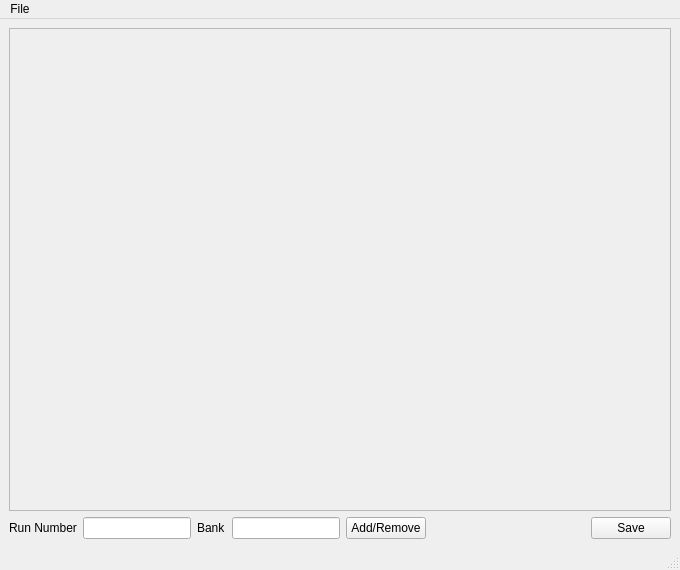
This is designer/SimpleReducedDataView.ui in neutrons/PyVDrive as Qt 5 draws it before an edit. The edited form follows.
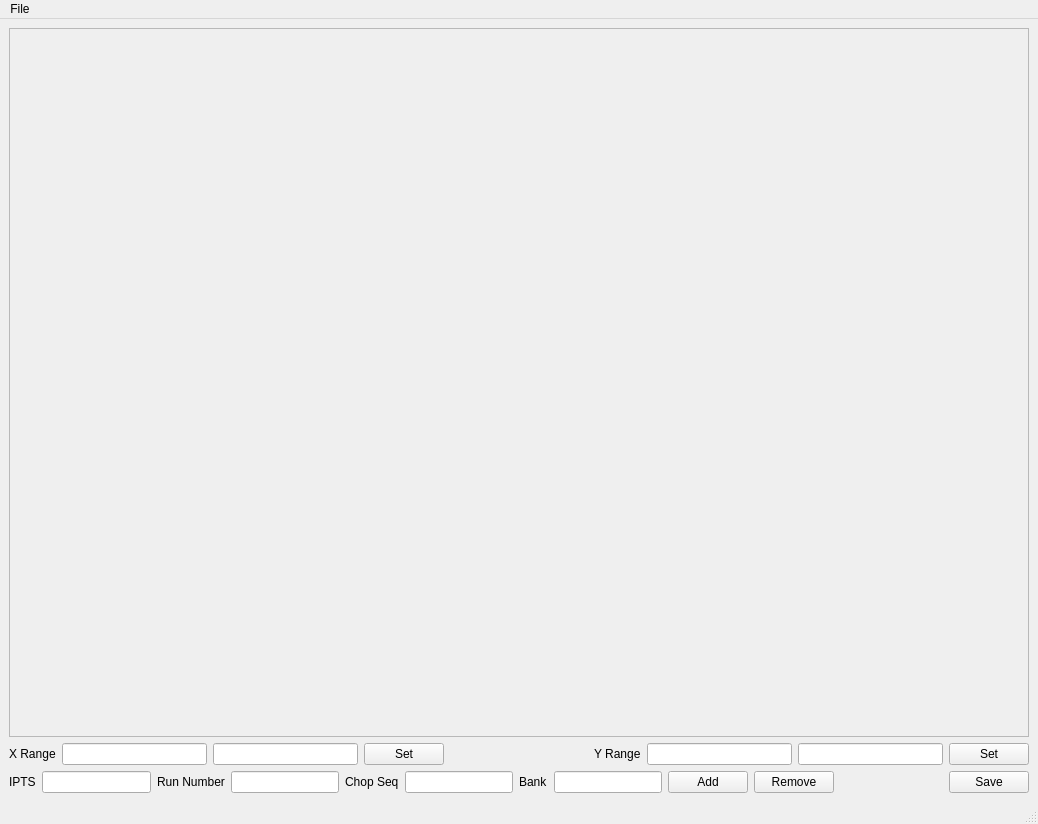
This is the edited form.

Commit message:
Refs #191 and #194.  Tried to fix a few issues reported by Yan and be implementing simple 1D view.
./interface/LogPickerWindow.py:637:        # TODO - TODAY - Test - logNames.size() ...
./interface/atomic_data_viewers.py:73:    # TODO - TODAY 191 - Test new feature
./interface/atomic_data_viewers.py:140:    # TODO - TODAY 191 - Test new feature
./interface/gui/GuiUtility.py:201:# TODO - TODAY - TEST - NEW Method
./interface/ReducedDataView.py:854:    # TODO - TODAY - TEST!
./lib/vulcan_slice_reduce.py:370:            # TODO - TEST - TODAY 191

The edit to the form file:
```diff
--- a/designer/SimpleReducedDataView.ui
+++ b/designer/SimpleReducedDataView.ui
@@ -6,16 +6,16 @@
    <rect>
     <x>0</x>
     <y>0</y>
-    <width>680</width>
-    <height>570</height>
+    <width>1038</width>
+    <height>824</height>
    </rect>
   </property>
   <property name="windowTitle">
    <string>MainWindow</string>
   </property>
   <widget class="QWidget" name="centralwidget">
-   <layout class="QVBoxLayout" name="verticalLayout">
-    <item>
+   <layout class="QGridLayout" name="gridLayout">
+    <item row="0" column="0">
      <widget class="QFrame" name="frame_mainPlot">
       <property name="sizePolicy">
        <sizepolicy hsizetype="Expanding" vsizetype="Expanding">
@@ -31,8 +31,75 @@
       </property>
      </widget>
     </item>
-    <item>
+    <item row="1" column="0">
+     <layout class="QHBoxLayout" name="horizontalLayout_2">
+      <item>
+       <widget class="QLabel" name="label_4">
+        <property name="text">
+         <string>X Range</string>
+        </property>
+       </widget>
+      </item>
+      <item>
+       <widget class="QLineEdit" name="lineEdit_xMin"/>
+      </item>
+      <item>
+       <widget class="QLineEdit" name="lineEdit_xMax"/>
+      </item>
+      <item>
+       <widget class="QPushButton" name="pushButton_setXRange">
+        <property name="text">
+         <string>Set</string>
+        </property>
+       </widget>
+      </item>
+      <item>
+       <spacer name="horizontalSpacer_2">
+        <property name="orientation">
+         <enum>Qt::Horizontal</enum>
+        </property>
+        <property name="sizeHint" stdset="0">
+         <size>
+          <width>40</width>
+          <height>20</height>
+         </size>
+        </property>
+       </spacer>
+      </item>
+      <item>
+       <widget class="QLabel" name="label_5">
+        <property name="text">
+         <string>Y Range</string>
+        </property>
+       </widget>
+      </item>
+      <item>
+       <widget class="QLineEdit" name="lineEdit_yMin"/>
+      </item>
+      <item>
+       <widget class="QLineEdit" name="lineEdit_yMax"/>
+      </item>
+      <item>
+       <widget class="QPushButton" name="pushButton_setYRange">
+        <property name="text">
+         <string>Set</string>
+        </property>
+       </widget>
+      </item>
+     </layout>
+    </item>
+    <item row="2" column="0">
      <layout class="QHBoxLayout" name="horizontalLayout">
+      <item>
+       <widget class="QLabel" name="label_6">
+        <property name="text">
+         <string>IPTS</string>
+        </property>
+       </widget>
+      </item>
+      <item>
+       <widget class="QLineEdit" name="lineEdit_iptsNumber"/>
+      </item>
       <item>
        <widget class="QLabel" name="label">
         <property name="text">
@@ -50,6 +117,20 @@
         </property>
        </widget>
       </item>
+      <item>
+       <widget class="QLabel" name="label_3">
+        <property name="text">
+         <string>Chop Seq</string>
+        </property>
+       </widget>
+      </item>
+      <item>
+       <widget class="QLineEdit" name="lineEdit_chopSeqIndex">
+        <property name="toolTip">
+         <string>&lt;html&gt;&lt;head/&gt;&lt;body&gt;&lt;p&gt;If specified with an integer, then a chopped run will be searched.&lt;/p&gt;&lt;/body&gt;&lt;/html&gt;</string>
+        </property>
+       </widget>
+      </item>
       <item>
        <widget class="QLabel" name="label_2">
         <property name="text">
@@ -70,7 +151,14 @@
       <item>
        <widget class="QPushButton" name="pushButton_addRemoveLine">
         <property name="text">
-         <string>Add/Remove</string>
+         <string>Add</string>
+        </property>
+       </widget>
+      </item>
+      <item>
+       <widget class="QPushButton" name="pushButton_removeLine">
+        <property name="text">
+         <string>Remove</string>
         </property>
        </widget>
       </item>
@@ -103,8 +191,8 @@
     <rect>
      <x>0</x>
      <y>0</y>
-     <width>680</width>
-     <height>25</height>
+     <width>1038</width>
+     <height>22</height>
     </rect>
    </property>
    <widget class="QMenu" name="menuFile">
```
Left out of the diff: 7 changed lines with no effect on the pictures. The commit also changes 8 other files.
